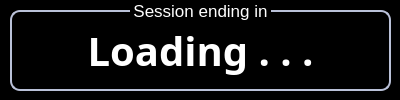
Before: the Qt Designer form ui/timer_window.ui in mohulssoftlimited/pc_lock_desktop, drawn with Qt 5.
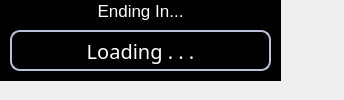
After: the same form once the commit is applied.

```diff
--- a/ui/timer_window.ui
+++ b/ui/timer_window.ui
@@ -2,17 +2,20 @@
 <ui version="4.0">
  <class>TimerWindow</class>
  <widget class="QWidget" name="TimerWindow">
+  <property name="enabled">
+   <bool>true</bool>
+  </property>
   <property name="geometry">
    <rect>
     <x>0</x>
     <y>0</y>
-    <width>400</width>
+    <width>344</width>
     <height>100</height>
    </rect>
   </property>
   <property name="minimumSize">
    <size>
-    <width>400</width>
+    <width>344</width>
     <height>100</height>
    </size>
   </property>
@@ -30,8 +33,8 @@
     <rect>
      <x>0</x>
      <y>0</y>
-     <width>401</width>
-     <height>101</height>
+     <width>281</width>
+     <height>81</height>
     </rect>
    </property>
    <property name="styleSheet">
@@ -41,22 +44,22 @@
     <property name="geometry">
      <rect>
       <x>10</x>
-      <y>10</y>
-      <width>381</width>
-      <height>81</height>
+      <y>30</y>
+      <width>261</width>
+      <height>41</height>
      </rect>
     </property>
     <property name="font">
      <font>
       <family>Arial Black</family>
       <pointsize>-1</pointsize>
-      <bold>true</bold>
+      <bold>false</bold>
      </font>
     </property>
     <property name="styleSheet">
      <string notr="true">color: rgb(255, 255, 255);
-font-size: 40px;
-font-weight: bold;
+font-size: 20px;
+font-weight: normal;
 border: 2px solid  rgb(186, 193, 216);;
 border-radius: 10px;</string>
     </property>
@@ -70,7 +73,7 @@
    <widget class="QLabel" name="label_4">
     <property name="geometry">
      <rect>
-      <x>130</x>
+      <x>70</x>
       <y>0</y>
       <width>141</width>
       <height>21</height>
@@ -87,7 +90,7 @@
 </string>
     </property>
     <property name="text">
-     <string>Session ending in</string>
+     <string>Ending In...</string>
     </property>
     <property name="alignment">
      <set>Qt::AlignCenter</set>
```
